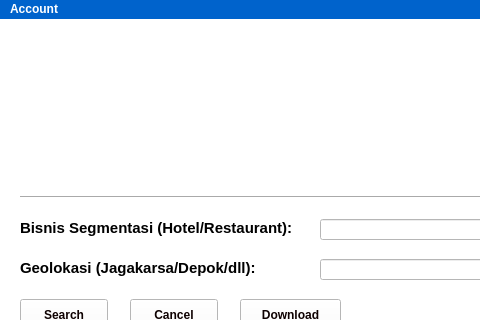
The window that form.ui (RP-Guruh/lead_generator_py_qt) describes before a commit, drawn with Qt 5; both pictures show x 0 to 480 and y 0 to 320 of the 1200 by 695 pixel window.
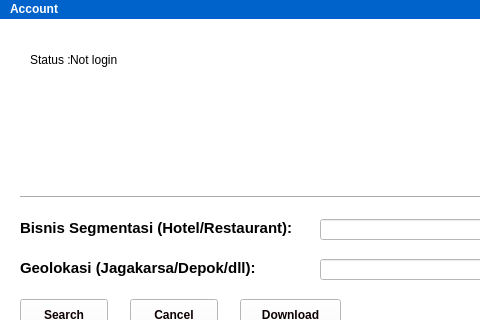
The same window after the commit. Icons and pictures are not drawn.

Commit message: login logout

```diff
--- a/form.ui
+++ b/form.ui
@@ -51,6 +51,38 @@
       <set>Qt::AlignmentFlag::AlignCenter</set>
      </property>
     </widget>
+    <widget class="QLabel" name="label_5">
+     <property name="geometry">
+      <rect>
+       <x>10</x>
+       <y>10</y>
+       <width>41</width>
+       <height>21</height>
+      </rect>
+     </property>
+     <property name="styleSheet">
+      <string notr="true">color:black</string>
+     </property>
+     <property name="text">
+      <string>Status : </string>
+     </property>
+    </widget>
+    <widget class="QLabel" name="lblStatusLogin">
+     <property name="geometry">
+      <rect>
+       <x>50</x>
+       <y>10</y>
+       <width>61</width>
+       <height>21</height>
+      </rect>
+     </property>
+     <property name="styleSheet">
+      <string notr="true">color:black</string>
+     </property>
+     <property name="text">
+      <string>Not login</string>
+     </property>
+    </widget>
    </widget>
    <widget class="Line" name="line">
     <property name="geometry">
```
The commit also changes 6 other files.
